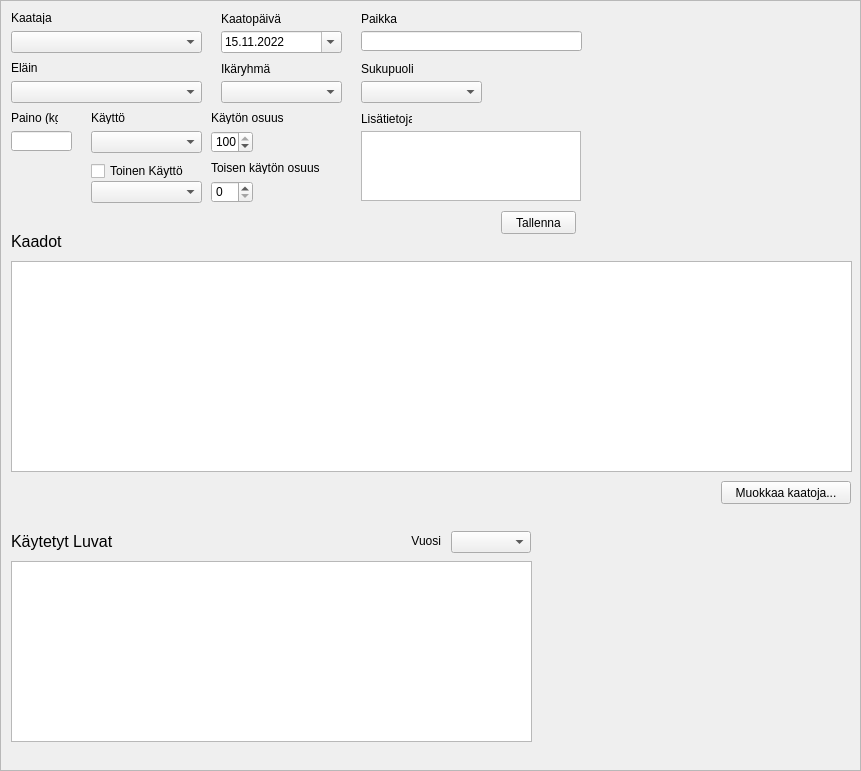
Before: the Qt Designer form desktopApp/ui/killTab.ui in eeroleppalehto/Jahtirekisteri, drawn with Qt 5.
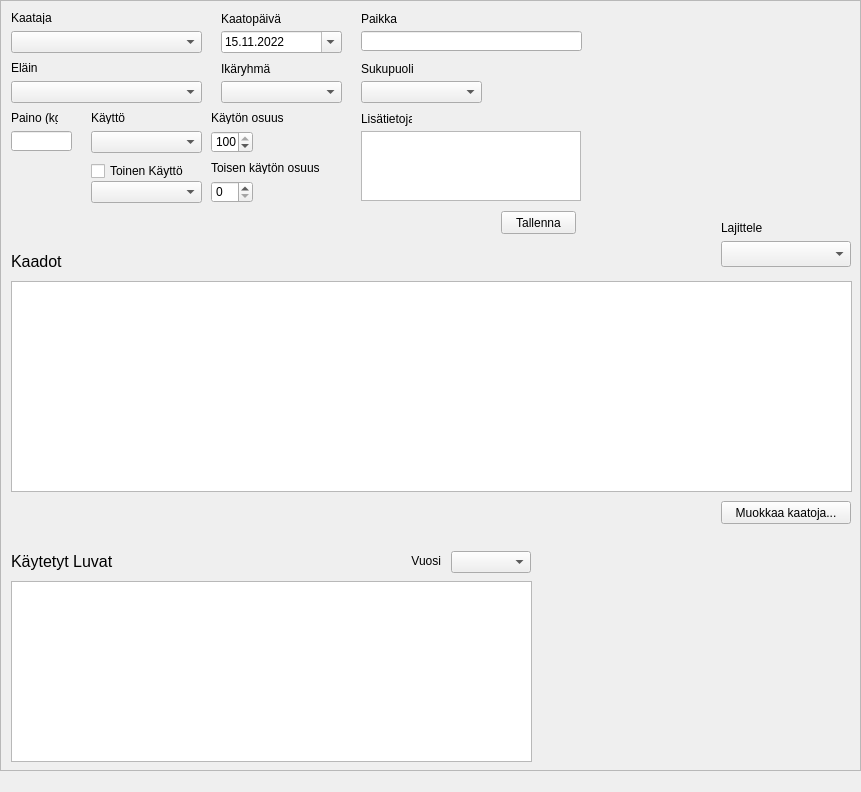
After: the same form once the commit is applied.

Commit message: Added combo box to kill tab

Patch:
```diff
--- a/desktopApp/ui/killTab.ui
+++ b/desktopApp/ui/killTab.ui
@@ -7,7 +7,7 @@
     <x>0</x>
     <y>0</y>
     <width>861</width>
-    <height>771</height>
+    <height>792</height>
    </rect>
   </property>
   <widget class="QScrollArea" name="scrollArea">
@@ -149,7 +149,7 @@
      <property name="geometry">
       <rect>
        <x>10</x>
-       <y>260</y>
+       <y>280</y>
        <width>841</width>
        <height>211</height>
       </rect>
@@ -228,7 +228,7 @@
      <property name="geometry">
       <rect>
        <x>720</x>
-       <y>480</y>
+       <y>500</y>
        <width>130</width>
        <height>23</height>
       </rect>
@@ -254,7 +254,7 @@
      <property name="geometry">
       <rect>
        <x>380</x>
-       <y>530</y>
+       <y>550</y>
        <width>60</width>
        <height>20</height>
       </rect>
@@ -360,7 +360,7 @@
      <property name="geometry">
       <rect>
        <x>10</x>
-       <y>560</y>
+       <y>580</y>
        <width>521</width>
        <height>181</height>
       </rect>
@@ -383,7 +383,7 @@
      <property name="geometry">
       <rect>
        <x>10</x>
-       <y>530</y>
+       <y>550</y>
        <width>110</width>
        <height>20</height>
       </rect>
@@ -401,7 +401,7 @@
      <property name="geometry">
       <rect>
        <x>450</x>
-       <y>530</y>
+       <y>550</y>
        <width>80</width>
        <height>22</height>
       </rect>
@@ -411,7 +411,7 @@
      <property name="geometry">
       <rect>
        <x>10</x>
-       <y>230</y>
+       <y>250</y>
        <width>80</width>
        <height>20</height>
       </rect>
@@ -461,6 +461,29 @@
       <string>Käytön osuus</string>
      </property>
     </widget>
+    <widget class="QComboBox" name="sortKillsComboBox">
+     <property name="geometry">
+      <rect>
+       <x>720</x>
+       <y>240</y>
+       <width>130</width>
+       <height>26</height>
+      </rect>
+     </property>
+    </widget>
+    <widget class="QLabel" name="label">
+     <property name="geometry">
+      <rect>
+       <x>720</x>
+       <y>217</y>
+       <width>130</width>
+       <height>20</height>
+      </rect>
+     </property>
+     <property name="text">
+      <string>Lajittele</string>
+     </property>
+    </widget>
    </widget>
   </widget>
  </widget>
```
